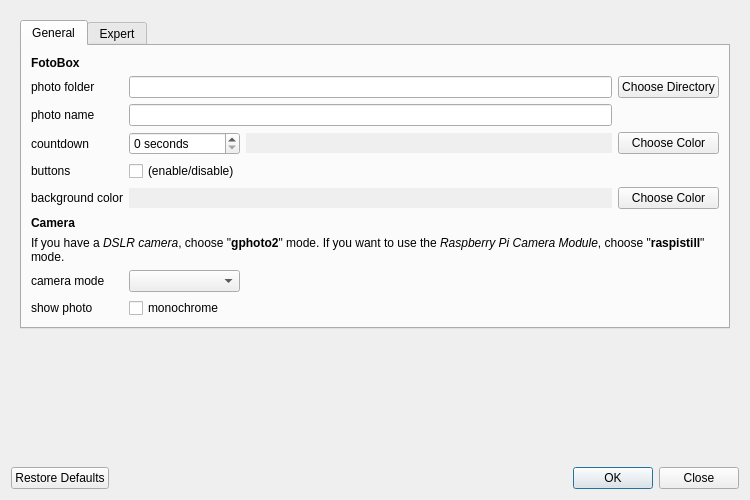
Above: forms/preferences.ui from tomikais/fotobox before the change. Below: the same form after it.
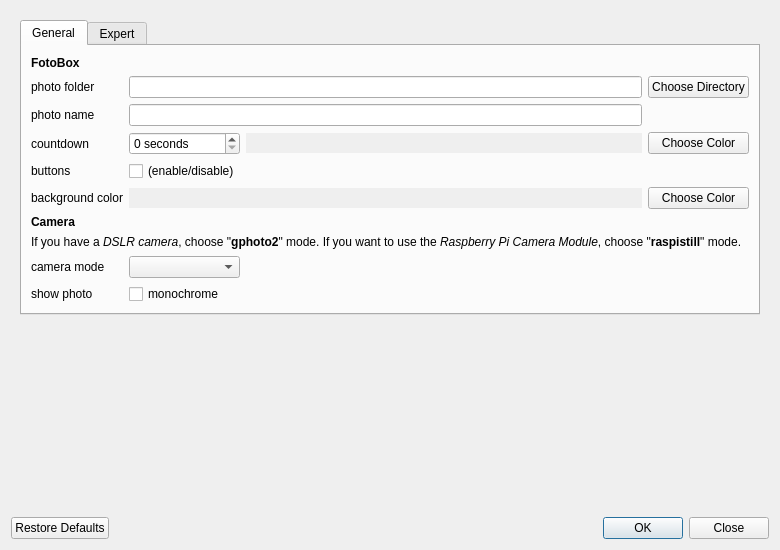
That is the form after the change.

```diff
--- a/forms/preferences.ui
+++ b/forms/preferences.ui
@@ -15,8 +15,8 @@
    <rect>
     <x>0</x>
     <y>0</y>
-    <width>750</width>
-    <height>500</height>
+    <width>780</width>
+    <height>550</height>
    </rect>
   </property>
   <property name="mouseTracking">
@@ -45,8 +45,8 @@
        <rect>
         <x>0</x>
         <y>0</y>
-        <width>732</width>
-        <height>451</height>
+        <width>756</width>
+        <height>486</height>
        </rect>
       </property>
       <property name="mouseTracking">
```
